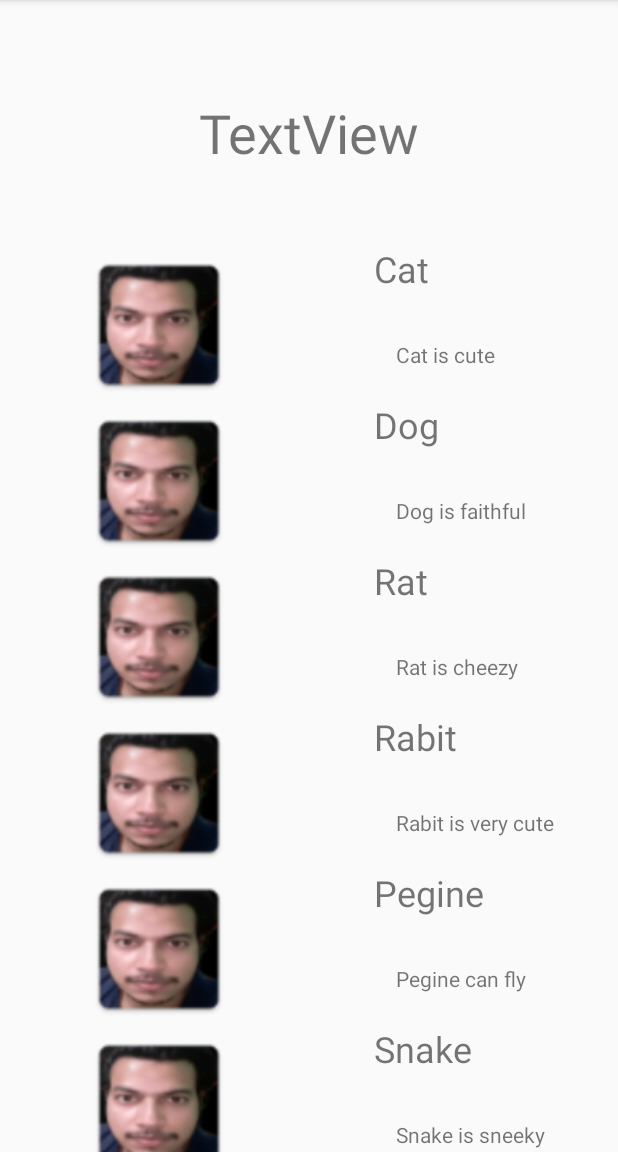
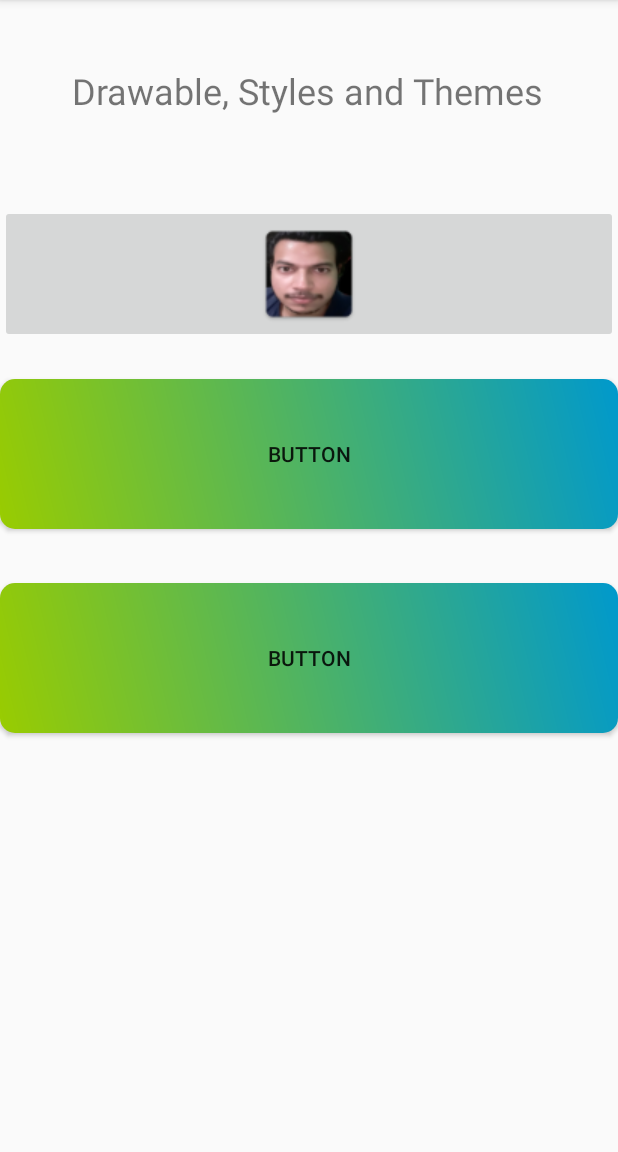
Before and after one commit to vikaschauhan1995/GoogleDev, an Android app: the screen it shows after launch (MainActivity), on a phone screen of 412 x 824 dp, the part 84-1236 px from its top. Run offline under Robolectric (Android 15) with nearby library versions, the phone set to English and light mode, and no system bars.

Commit message:
Insterting image in a button, set gradient background of a button, set re-usable style of button

```diff
--- a/app/src/main/java/com/example/googledev/MainActivity.java
+++ b/app/src/main/java/com/example/googledev/MainActivity.java
@@ -1,38 +1,20 @@
 package com.example.googledev;
 
+import android.app.Activity;
 import android.os.Bundle;
+import android.view.View;
+import android.widget.Toast;
 
 import androidx.appcompat.app.AppCompatActivity;
-import androidx.recyclerview.widget.LinearLayoutManager;
-import androidx.recyclerview.widget.RecyclerView;
 
-public class MainActivity extends AppCompatActivity{
-
-    RecyclerView r1;
-    String s1[], s2[];
-    int imageResourse[] = {
-            R.drawable.cat_image,
-            R.drawable.cat_image,
-            R.drawable.cat_image,
-            R.drawable.cat_image,
-            R.drawable.cat_image,
-            R.drawable.cat_image,
-            R.drawable.cat_image,
-            R.drawable.cat_image};
-    MyOwnAdapter ad;
-
+public class MainActivity extends AppCompatActivity {
     @Override
     protected void onCreate(Bundle savedInstanceState) {
         super.onCreate(savedInstanceState);
         setContentView(R.layout.activity_main);
-        r1 = (RecyclerView)findViewById(R.id.myRecycler);
+    }
 
-        s1 = getResources().getStringArray(R.array.pet_name);
-        s2 = getResources().getStringArray(R.array.disc);
-
-        ad = new MyOwnAdapter(this,s1,s2,imageResourse);
-
-        r1.setAdapter(ad);
-        r1.setLayoutManager(new LinearLayoutManager(this));
+    public void doImage(View view) {
+        Toast.makeText(this, "Image Button clicked", Toast.LENGTH_SHORT).show();
     }
 }
--- a/app/src/main/java/com/example/googledev/MyOwnAdapter.java
+++ /dev/null
@@ -1,57 +0,0 @@
-package com.example.googledev;
-
-import android.content.Context;
-import android.view.LayoutInflater;
-import android.view.View;
-import android.view.ViewGroup;
-import android.widget.ImageView;
-import android.widget.TextView;
-
-import androidx.annotation.NonNull;
-import androidx.recyclerview.widget.RecyclerView;
-
-import org.w3c.dom.Text;
-
-public class MyOwnAdapter extends RecyclerView.Adapter<MyOwnAdapter.MyOwnHolder> {
-
-    String data1[], data2[];
-    int img[];
-    Context ctx;
-    public MyOwnAdapter(Context ct, String s1[], String s2[], int i1[]){
-        ctx = ct;
-        data1 = s1;
-        data2 = s2;
-        img = i1;
-    }
-
-    @NonNull
-    @Override
-    public MyOwnHolder onCreateViewHolder(@NonNull ViewGroup parent, int viewType) {
-        LayoutInflater myInflater = LayoutInflater.from(ctx);
-        View myOwnView = myInflater.inflate(R.layout.my_row, parent, false);
-        return new MyOwnHolder(myOwnView);
-    }
-
-    @Override
-    public void onBindViewHolder(@NonNull MyOwnHolder holder, int position) {
-        holder.t1.setText(data1[position]);
-        holder.t2.setText(data2[position]);
-        holder.myImage.setImageResource(img[position]);
-    }
-
-    @Override
-    public int getItemCount() {
-        return data1.length;
-    }
-
-    public class MyOwnHolder extends RecyclerView.ViewHolder{
-        TextView t1, t2;
-        ImageView myImage;
-        public MyOwnHolder(@NonNull View itemView) {
-            super(itemView);
-            t1 = (TextView)itemView.findViewById(R.id.text1);
-            t2 = (TextView)itemView.findViewById(R.id.text2);
-            myImage = (ImageView)itemView.findViewById(R.id.myImage);
-        }
-    }
-}
--- /dev/null
+++ b/app/src/main/res/drawable/myowngradient.xml
@@ -0,0 +1,15 @@
+<?xml version="1.0" encoding="utf-8"?>
+<shape xmlns:android="http://schemas.android.com/apk/res/android"
+    android:shape="rectangle">
+    <corners
+        android:radius="10dp"
+        ></corners>
+    <gradient
+        android:startColor="#99cc00"
+        android:endColor="#0099cc"
+        android:angle="45"
+        android:type="linear">
+
+    </gradient>
+
+</shape>
--- a/app/src/main/res/layout/activity_main.xml
+++ b/app/src/main/res/layout/activity_main.xml
@@ -8,24 +8,47 @@
 
 
     <TextView
-        android:id="@+id/myTitle"
+        android:id="@+id/textView2"
         android:layout_width="wrap_content"
         android:layout_height="wrap_content"
-        android:layout_marginTop="64dp"
-        android:text="TextView"
-        android:textSize="36sp"
+        android:layout_marginTop="44dp"
+        android:text="Drawable, Styles and Themes"
+        android:textSize="24sp"
         app:layout_constraintEnd_toEndOf="parent"
+        app:layout_constraintHorizontal_bias="0.494"
         app:layout_constraintStart_toStartOf="parent"
         app:layout_constraintTop_toTopOf="parent" />
 
-    <view
-        android:id="@+id/myRecycler"
-        class="androidx.recyclerview.widget.RecyclerView"
+    <ImageButton
+        android:id="@+id/imageButton"
         android:layout_width="match_parent"
         android:layout_height="wrap_content"
-        android:layout_marginTop="50dp"
+        android:layout_marginTop="60dp"
         app:layout_constraintEnd_toEndOf="parent"
+        app:layout_constraintHorizontal_bias="0.498"
         app:layout_constraintStart_toStartOf="parent"
-        app:layout_constraintTop_toBottomOf="@+id/myTitle"
-        tools:ignore="MissingConstraints" />
+        app:layout_constraintTop_toBottomOf="@+id/textView2"
+        android:onClick="doImage"
+        app:srcCompat="@drawable/cat" />
+
+    <Button
+        android:id="@+id/button"
+        android:layout_width="match_parent"
+        android:layout_height="100sp"
+        android:layout_marginTop="24dp"
+        android:text="Button"
+        android:background="@drawable/myowngradient"
+        app:layout_constraintEnd_toEndOf="parent"
+        app:layout_constraintHorizontal_bias="0.498"
+        app:layout_constraintStart_toStartOf="parent"
+        app:layout_constraintTop_toBottomOf="@+id/imageButton" />
+
+    <Button
+        android:id="@+id/button2"
+        android:layout_marginTop="36dp"
+        style="@style/button_design"
+        app:layout_constraintEnd_toEndOf="parent"
+        app:layout_constraintHorizontal_bias="0.498"
+        app:layout_constraintStart_toStartOf="parent"
+        app:layout_constraintTop_toBottomOf="@+id/button" />
 </androidx.constraintlayout.widget.ConstraintLayout>
--- a/app/src/main/res/layout/my_row.xml
+++ /dev/null
@@ -1,38 +0,0 @@
-<?xml version="1.0" encoding="utf-8"?>
-<RelativeLayout
-    xmlns:android="http://schemas.android.com/apk/res/android"
-    xmlns:app="http://schemas.android.com/apk/res-auto"
-    xmlns:tools="http://schemas.android.com/tools"
-    android:layout_width="match_parent"
-    android:layout_height="wrap_content">
-
-    <ImageView
-        android:id="@+id/myImage"
-        android:layout_width="200dp"
-        android:layout_height="100dp"
-        android:layout_alignParentStart="true"
-        android:layout_marginStart="6dp"
-        android:layout_marginTop="4dp"
-        app:layout_constraintStart_toStartOf="parent"
-        app:layout_constraintTop_toTopOf="parent"
-        app:srcCompat="@android:drawable/sym_def_app_icon" />
-
-    <TextView
-        android:id="@+id/text1"
-        android:layout_width="wrap_content"
-        android:layout_height="wrap_content"
-        android:layout_marginStart="43dp"
-        android:layout_toEndOf="@+id/myImage"
-        android:text="TextView"
-        android:textSize="24sp" />
-
-    <TextView
-        android:id="@+id/text2"
-        android:layout_width="wrap_content"
-        android:layout_height="wrap_content"
-        android:layout_below="@+id/text1"
-        android:layout_marginStart="58dp"
-        android:layout_marginTop="31dp"
-        android:layout_toEndOf="@+id/myImage"
-        android:text="TextView" />
-</RelativeLayout>
--- a/app/src/main/res/values/styles.xml
+++ b/app/src/main/res/values/styles.xml
@@ -7,6 +7,8 @@
         <item name="colorAccent">@color/colorAccent</item>
     </style>
 
+
+
     <style name="AppTheme.NoActionBar">
         <item name="windowActionBar">false</item>
         <item name="windowNoTitle">true</item>
@@ -15,5 +17,10 @@
     <style name="AppTheme.AppBarOverlay" parent="ThemeOverlay.AppCompat.Dark.ActionBar" />
 
     <style name="AppTheme.PopupOverlay" parent="ThemeOverlay.AppCompat.Light" />
-
+    <style name="button_design">
+        <item name="android:layout_height">100dp</item>
+        <item name="android:layout_width">match_parent</item>
+        <item name="android:background">@drawable/myowngradient</item>
+        <item name="android:text">Button</item>
+    </style>
 </resources>
```
Also changed, not shown: app/src/main/res/drawable-v24/cat.png (renamed from app/src/main/res/drawable-v24/cat_image.png).
